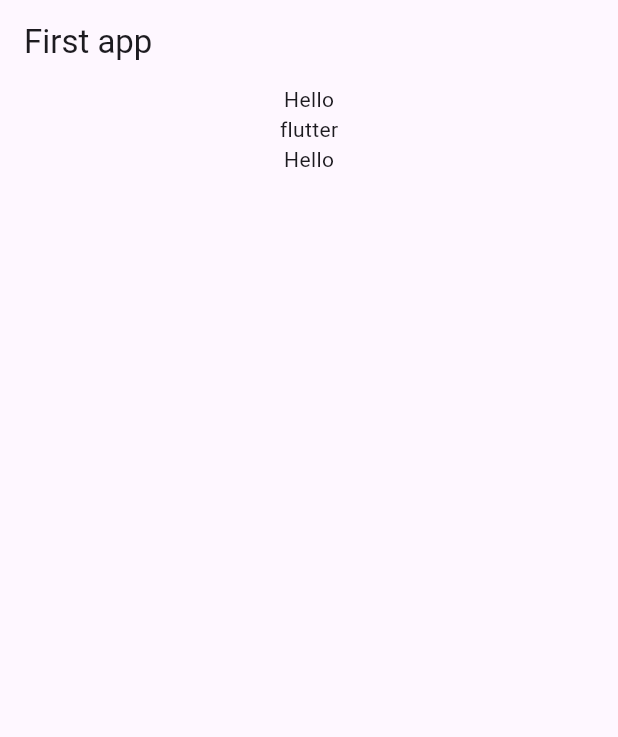
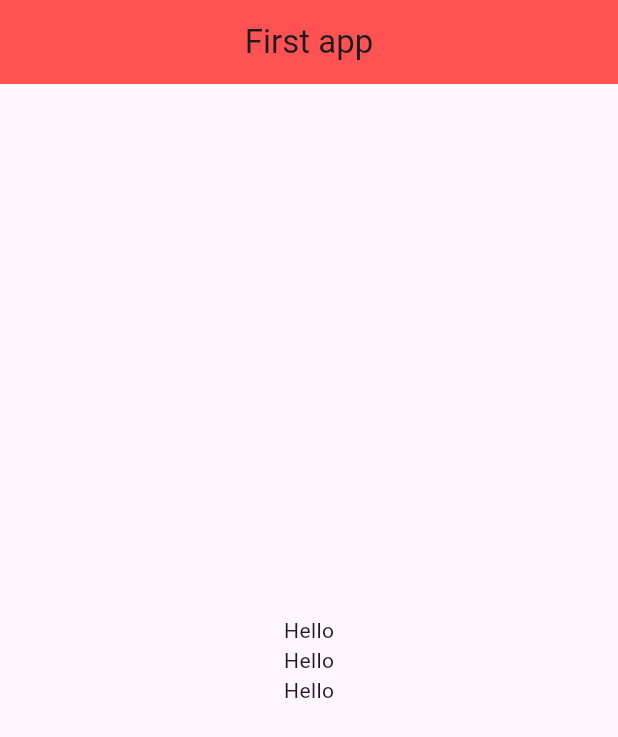
Before and after one commit to mzxon/Mobile, a Flutter app: the screen it shows after launch, on a phone screen of 412 x 824 dp. Shown: the top 737 px of the screen. Run offline on Flutter 3.47's test engine with Material 3 defaults, Android fonts, the phone set to English and light mode, and no system bars.

Commit message:
20240113_2

```diff
--- a/lib/main.dart
+++ b/lib/main.dart
@@ -30,18 +30,21 @@ class MyHomePage extends StatelessWidget {
     return Scaffold(
       appBar: AppBar(
         title: const Text('First app'),
+        centerTitle: true,
+        backgroundColor: Colors.redAccent,
+        elevation: 0.0,
       ),
-
       body: const Center(
         child: Column(
-          children: <Widget> [
-            Text('Hello'),
-            Text('flutter'),
-            Text('Hello'),
-          ], //<Widget> []
-        ), //Column
-      ), // Center
-    ); //Scaffold
+            mainAxisAlignment: MainAxisAlignment.center,
+            children: <Widget> [
+              Text("Hello"),
+              Text("Hello"),
+              Text("Hello"),
+            ],
+          ),
+      ),
+    );
   }
 }
 
```
